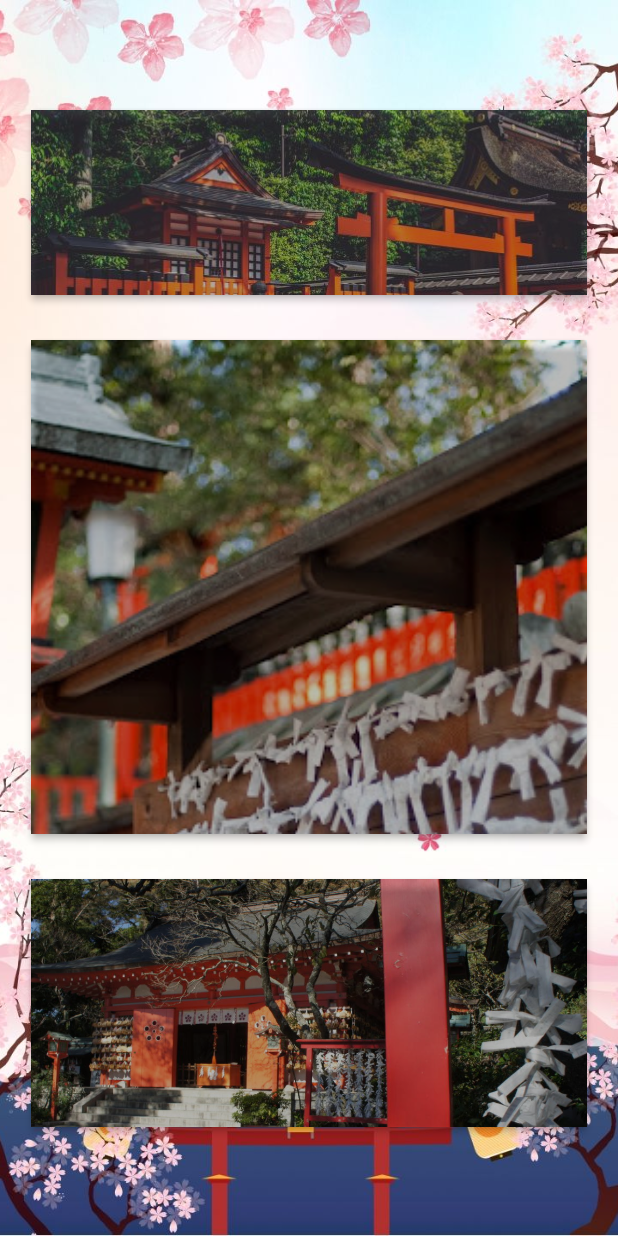
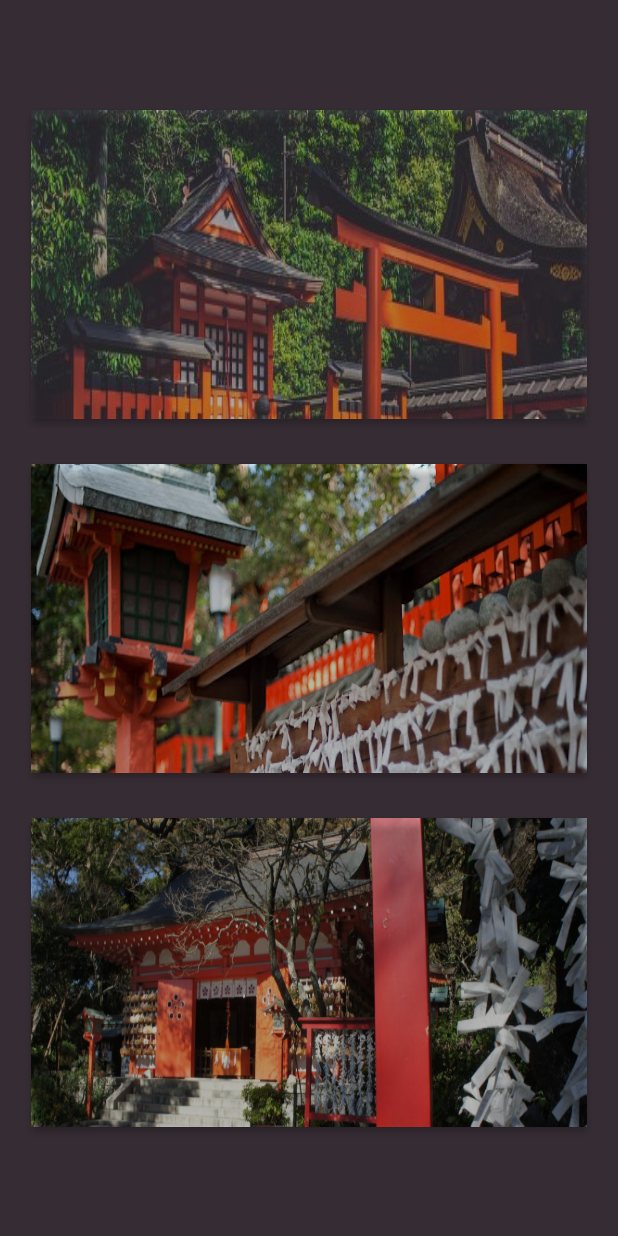
Before and after one commit to YuunOoO/DragCon, a Flutter app: the homepage screen opened directly, in the side drawer, after a tap on "Admin panel", on a phone screen of 412 x 824 dp. Run offline on Flutter 3.47's test engine with Material 2 defaults, Android fonts, the phone set to English and light mode, and no system bars; our stand-ins replace expandable, flutter_animation_progress_bar, font_awesome_flutter, google_maps_flutter, local_auth, location and 3 more; missing offline and left inert: drag_and_drop_lists; accounts and stored records are empty; network calls fail.

Commit message:
in progress

```diff
--- a/lib/Pages/adminpage.dart
+++ b/lib/Pages/adminpage.dart
@@ -42,21 +42,18 @@
                 height: 100.h,
                 width: 100.w,
                 decoration: BoxDecoration(
-                  image: DecorationImage(
-                    image: AssetImage("assets/images/adminback.jpg"),
-                    fit: BoxFit.cover,
-                  ),
+                  color: Color.fromARGB(255, 54, 44, 52),
                 ),
                 child: Column(
                   mainAxisAlignment: MainAxisAlignment.center,
                   children: <Widget>[
                     Container(
-                      height: 15.h,
+                      height: 25.h,
                       width: 90.w,
                       decoration: BoxDecoration(
                         image: DecorationImage(
                           image: AssetImage("assets/images/userback.jpg"),
-                          fit: BoxFit.cover,
+                          fit: BoxFit.fill,
                         ),
                       ),
                       child: ElevatedButton(
@@ -85,12 +82,12 @@
                       height: 30,
                     ),
                     Container(
-                      height: 40.h,
+                      height: 25.h,
                       width: 90.w,
                       decoration: BoxDecoration(
                         image: DecorationImage(
                           image: AssetImage("assets/images/taskback.jpg"),
-                          fit: BoxFit.cover,
+                          fit: BoxFit.fill,
                         ),
                       ),
                       child: ElevatedButton(
@@ -119,12 +116,12 @@
                       height: 30,
                     ),
                     Container(
-                      height: 20.h,
+                      height: 25.h,
                       width: 90.w,
                       decoration: BoxDecoration(
                         image: DecorationImage(
                           image: AssetImage("assets/images/equipback.jpg"),
-                          fit: BoxFit.cover,
+                          fit: BoxFit.fill,
                         ),
                       ),
                       child: ElevatedButton(
--- a/lib/Pages/homepage.dart
+++ b/lib/Pages/homepage.dart
@@ -110,7 +110,7 @@
         height: 100.h,
         decoration: const BoxDecoration(
           image: DecorationImage(
-            image: AssetImage("assets/images/japback.jpg"),
+            image: AssetImage("assets/images/adminback.jpg"),
             fit: BoxFit.cover,
           ),
         ),
```
